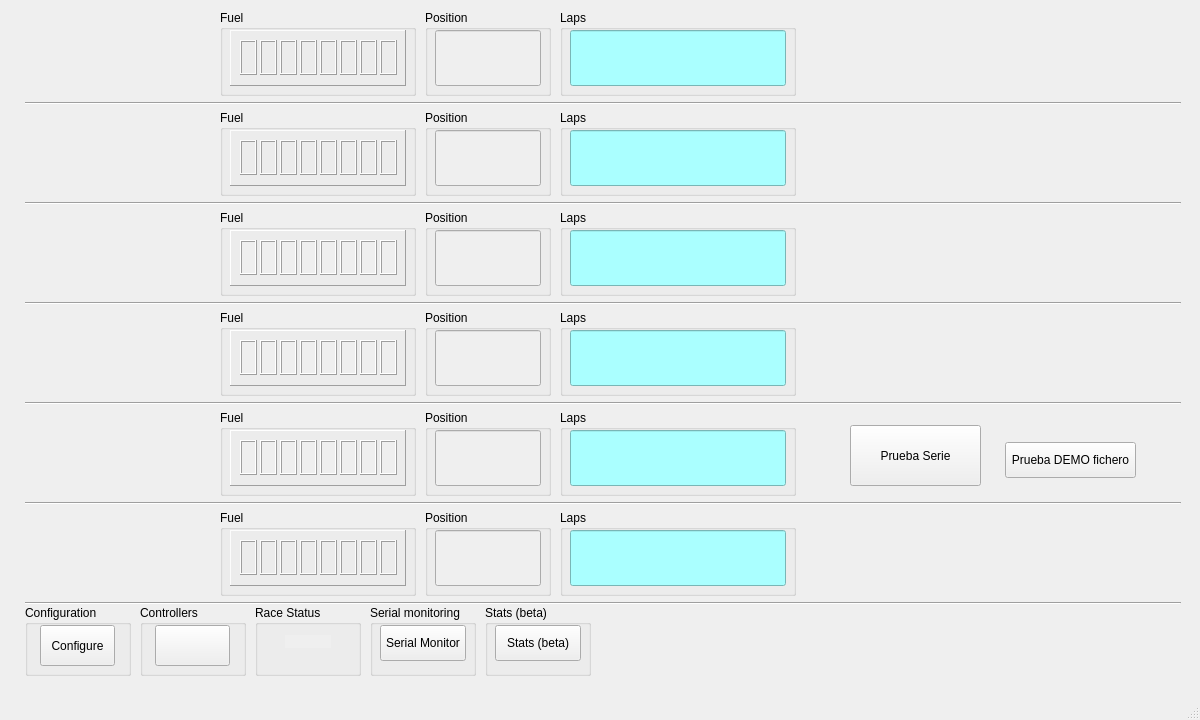
frechilla/qslotracing, file src/mainwindow.ui: the form before one commit.
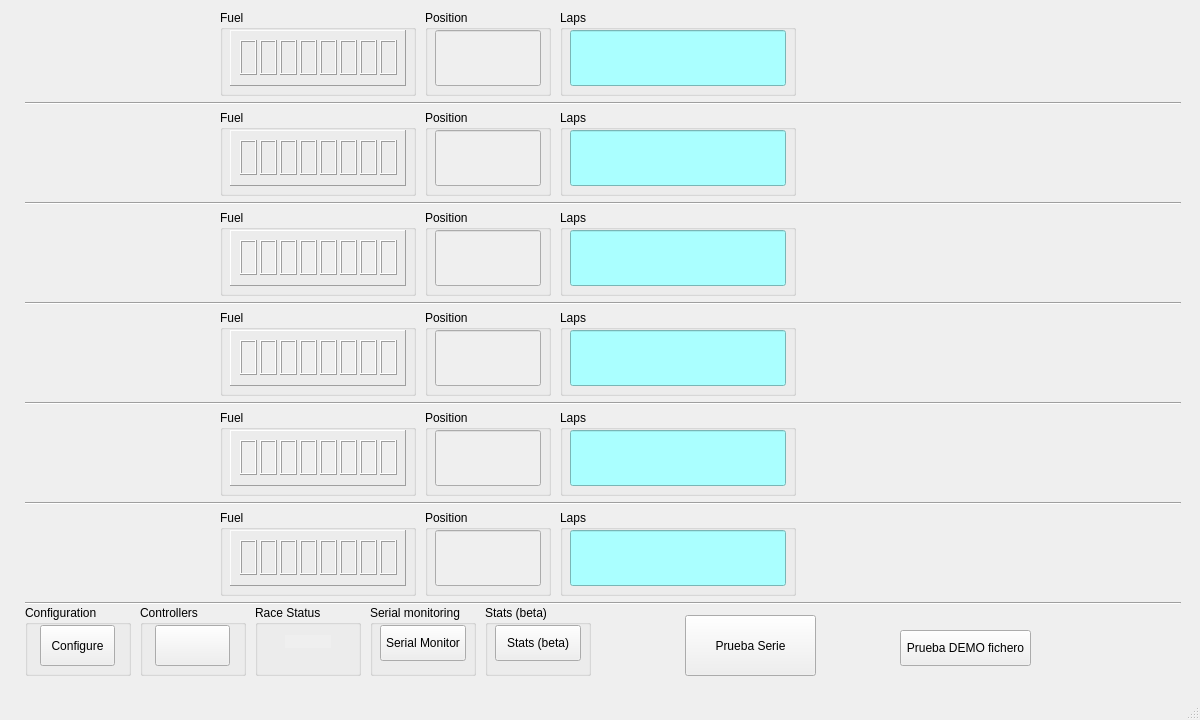
The form after the commit. Icons and pictures are not drawn.

```diff
--- a/src/mainwindow.ui
+++ b/src/mainwindow.ui
@@ -536,8 +536,8 @@
    <widget class="QPushButton" name="pushButton">
     <property name="geometry">
      <rect>
-      <x>1005</x>
-      <y>442</y>
+      <x>900</x>
+      <y>630</y>
       <width>131</width>
       <height>36</height>
      </rect>
@@ -549,8 +549,8 @@
    <widget class="QPushButton" name="pushButton_3">
     <property name="geometry">
      <rect>
-      <x>850</x>
-      <y>425</y>
+      <x>685</x>
+      <y>615</y>
       <width>131</width>
       <height>61</height>
      </rect>
```
Left out of the diff: 14 changed lines with no effect on the pictures.
